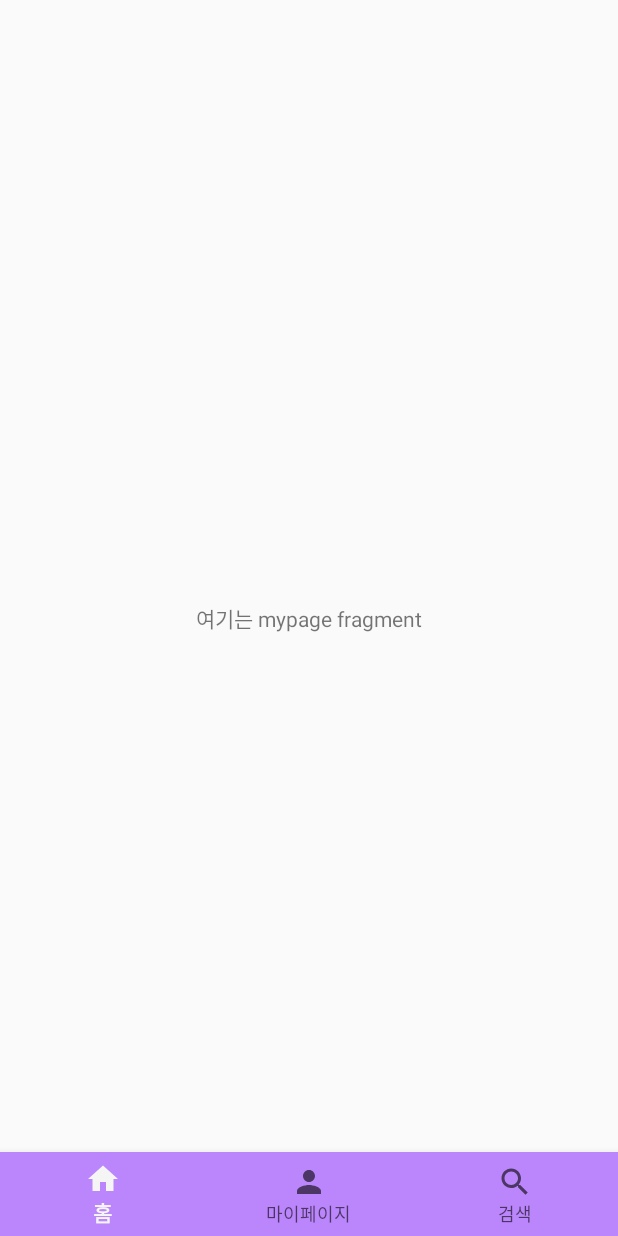
After one commit to CSID-DGU/2022-2-OSSP1-Exit-1, an Android app built with Jetpack Compose: the fragment MyPageFragment placed in its activity, on a phone screen of 412 x 824 dp. The commit adds this screen. Run offline under Robolectric (Android 15) with nearby library versions, the phone set to English and light mode, and no system bars.

Commit message:
fragment 1차 수정 완료

```diff
--- a/app/build.gradle
+++ b/app/build.gradle
@@ -55,6 +55,7 @@ dependencies {
     implementation "androidx.compose.ui:ui:$compose_ui_version"
     implementation "androidx.compose.ui:ui-tooling-preview:$compose_ui_version"
     implementation 'androidx.compose.material:material:1.1.1'
+    implementation 'com.google.android.material:material:1.4.0'
     testImplementation 'junit:junit:4.13.2'
     androidTestImplementation 'androidx.test.ext:junit:1.1.3'
     androidTestImplementation 'androidx.test.espresso:espresso-core:3.4.0'
--- /dev/null
+++ b/app/src/main/java/com/example/testapplication/HomeFragment.kt
@@ -0,0 +1,32 @@
+package com.example.testapplication
+
+import android.os.Bundle
+import android.view.LayoutInflater
+import android.view.View
+import android.view.ViewGroup
+import androidx.fragment.app.Fragment
+import com.example.testapplication.databinding.FragmentHomeBinding
+
+class HomeFragment: Fragment() {
+    private var _binding : FragmentHomeBinding? = null
+    private val binding : FragmentHomeBinding
+        get() = requireNotNull(_binding)
+
+    override fun onCreateView(
+        inflater: LayoutInflater,
+        container: ViewGroup?,
+        savedInstanceState: Bundle?
+    ): View? {
+        _binding = FragmentHomeBinding.inflate(inflater, container, false)
+        return binding.root
+    }
+
+    override fun onViewCreated(view: View, savedInstanceState: Bundle?) {
+        super.onViewCreated(view, savedInstanceState)
+    }
+
+    override fun onDestroyView() {
+        super.onDestroyView()
+        _binding = null
+    }
+}
--- /dev/null
+++ b/app/src/main/java/com/example/testapplication/MainActivity2.kt
@@ -0,0 +1,50 @@
+package com.example.testapplication
+
+import androidx.appcompat.app.AppCompatActivity
+import android.os.Bundle
+import androidx.fragment.app.Fragment
+import androidx.fragment.app.FragmentContainerView
+import com.google.android.material.bottomnavigation.BottomNavigationView
+
+class MainActivity2 : AppCompatActivity() {
+    private val frame: FragmentContainerView by lazy { // activity_main의 화면 부분
+        findViewById(R.id.main_container)
+    }
+
+    private val bottomNagivationView: BottomNavigationView by lazy { // 하단 네비게이션 바
+        findViewById(R.id.bnv_main)
+    }
+
+    override fun onCreate(savedInstanceState: Bundle?) {
+        super.onCreate(savedInstanceState)
+        setContentView(R.layout.activity_main2)
+
+        if (frame == null) {
+            supportFragmentManager.beginTransaction()
+                .add(frame.id, HomeFragment())
+                .commit()
+        }
+
+        bottomNagivationView.setOnNavigationItemSelectedListener {item ->
+            when(item.itemId) {
+                R.id.nav_home -> {
+                    replaceFragment(HomeFragment())
+                    true
+                }
+                R.id.nav_mypage -> {
+                    replaceFragment(MyPageFragment())
+                    true
+                }
+                R.id.nav_search -> {
+                    replaceFragment(SearchFragment())
+                    true
+                }
+                else -> false
+            }
+        }
+    }
+
+    fun replaceFragment(fragment: Fragment) {
+        supportFragmentManager.beginTransaction().replace(frame.id, fragment).commit()
+    }
+}
--- /dev/null
+++ b/app/src/main/java/com/example/testapplication/MyPageFragment.kt
@@ -0,0 +1,32 @@
+package com.example.testapplication
+
+import android.os.Bundle
+import android.view.LayoutInflater
+import android.view.View
+import android.view.ViewGroup
+import androidx.fragment.app.Fragment
+import com.example.testapplication.databinding.FragmentMypageBinding
+
+class MyPageFragment: Fragment() {
+    private var _binding : FragmentMypageBinding? = null
+    private val binding : FragmentMypageBinding
+        get() = requireNotNull(_binding)
+
+    override fun onCreateView(
+        inflater: LayoutInflater,
+        container: ViewGroup?,
+        savedInstanceState: Bundle?
+    ): View? {
+        _binding = FragmentMypageBinding.inflate(inflater, container, false)
+        return binding.root
+    }
+
+    override fun onViewCreated(view: View, savedInstanceState: Bundle?) {
+        super.onViewCreated(view, savedInstanceState)
+    }
+
+    override fun onDestroyView() {
+        super.onDestroyView()
+        _binding = null
+    }
+}
--- /dev/null
+++ b/app/src/main/res/drawable/ic_home_white.xml
@@ -0,0 +1,5 @@
+<vector android:height="24dp" android:tint="#FFFFFF"
+    android:viewportHeight="24" android:viewportWidth="24"
+    android:width="24dp" xmlns:android="http://schemas.android.com/apk/res/android">
+    <path android:fillColor="@android:color/white" android:pathData="M10,20v-6h4v6h5v-8h3L12,3 2,12h3v8z"/>
+</vector>
--- /dev/null
+++ b/app/src/main/res/drawable/ic_mypage_white.xml
@@ -0,0 +1,5 @@
+<vector android:height="24dp" android:tint="#FFFFFF"
+    android:viewportHeight="24" android:viewportWidth="24"
+    android:width="24dp" xmlns:android="http://schemas.android.com/apk/res/android">
+    <path android:fillColor="@android:color/white" android:pathData="M12,12c2.21,0 4,-1.79 4,-4s-1.79,-4 -4,-4 -4,1.79 -4,4 1.79,4 4,4zM12,14c-2.67,0 -8,1.34 -8,4v2h16v-2c0,-2.66 -5.33,-4 -8,-4z"/>
+</vector>
--- /dev/null
+++ b/app/src/main/res/drawable/ic_search_white.xml
@@ -0,0 +1,5 @@
+<vector android:height="24dp" android:tint="#FFFFFF"
+    android:viewportHeight="24" android:viewportWidth="24"
+    android:width="24dp" xmlns:android="http://schemas.android.com/apk/res/android">
+    <path android:fillColor="@android:color/white" android:pathData="M15.5,14h-0.79l-0.28,-0.27C15.41,12.59 16,11.11 16,9.5 16,5.91 13.09,3 9.5,3S3,5.91 3,9.5 5.91,16 9.5,16c1.61,0 3.09,-0.59 4.23,-1.57l0.27,0.28v0.79l5,4.99L20.49,19l-4.99,-5zM9.5,14C7.01,14 5,11.99 5,9.5S7.01,5 9.5,5 14,7.01 14,9.5 11.99,14 9.5,14z"/>
+</vector>
--- /dev/null
+++ b/app/src/main/res/layout/activity_main2.xml
@@ -0,0 +1,26 @@
+<?xml version="1.0" encoding="utf-8"?>
+<androidx.constraintlayout.widget.ConstraintLayout xmlns:android="http://schemas.android.com/apk/res/android"
+    xmlns:app="http://schemas.android.com/apk/res-auto"
+    xmlns:tools="http://schemas.android.com/tools"
+    android:layout_width="match_parent"
+    android:layout_height="match_parent"
+    tools:context=".MainActivity2">
+
+    <androidx.fragment.app.FragmentContainerView
+        android:id="@+id/main_container"
+        android:name="com.example.testapplication.HomeFragment"
+        android:layout_width="match_parent"
+        android:layout_height="match_parent"
+        app:layout_constraintBottom_toTopOf="@+id/bnv_main"
+        app:layout_constraintTop_toTopOf="parent"
+        tools:layout="@layout/fragment_home" />
+
+    <com.google.android.material.bottomnavigation.BottomNavigationView
+        android:id="@+id/bnv_main"
+        android:layout_width="match_parent"
+        android:layout_height="wrap_content"
+        android:background="@color/purple_200"
+        app:layout_constraintBottom_toBottomOf="parent"
+        app:menu="@menu/item_menu" />
+
+</androidx.constraintlayout.widget.ConstraintLayout>
--- /dev/null
+++ b/app/src/main/res/layout/fragment_mypage.xml
@@ -0,0 +1,16 @@
+<?xml version="1.0" encoding="utf-8"?>
+<androidx.constraintlayout.widget.ConstraintLayout xmlns:android="http://schemas.android.com/apk/res/android"
+    xmlns:app="http://schemas.android.com/apk/res-auto"
+    android:layout_width="match_parent"
+    android:layout_height="match_parent">
+
+    <TextView
+        android:layout_width="wrap_content"
+        android:layout_height="wrap_content"
+        android:text="여기는 mypage fragment"
+        app:layout_constraintBottom_toBottomOf="parent"
+        app:layout_constraintEnd_toEndOf="parent"
+        app:layout_constraintStart_toStartOf="parent"
+        app:layout_constraintTop_toTopOf="parent" />
+
+</androidx.constraintlayout.widget.ConstraintLayout>
--- /dev/null
+++ b/app/src/main/res/menu/item_menu.xml
@@ -0,0 +1,12 @@
+<?xml version="1.0" encoding="utf-8"?>
+<menu xmlns:android="http://schemas.android.com/apk/res/android">
+    <item android:id="@+id/nav_home"
+        android:title="홈"
+        android:icon="@drawable/ic_home_white" />
+    <item android:id="@+id/nav_mypage"
+        android:title="마이페이지"
+        android:icon="@drawable/ic_mypage_white" />
+    <item android:id="@+id/nav_search"
+        android:title="검색"
+        android:icon="@drawable/ic_search_white" />
+</menu>
```
Also changed, not shown: app/src/main/AndroidManifest.xml (+7 -0 lines), app/src/main/java/com/example/testapplication/LoginActivity.kt (+8 -0 lines), app/src/main/java/com/example/testapplication/SearchFragment.kt (added, +32 -0 lines), app/src/main/res/layout/activity_login.xml (+8 -0 lines), app/src/main/res/layout/fragment_home.xml (added, +16 -0 lines), app/src/main/res/layout/fragment_search.xml (added, +17 -0 lines).
